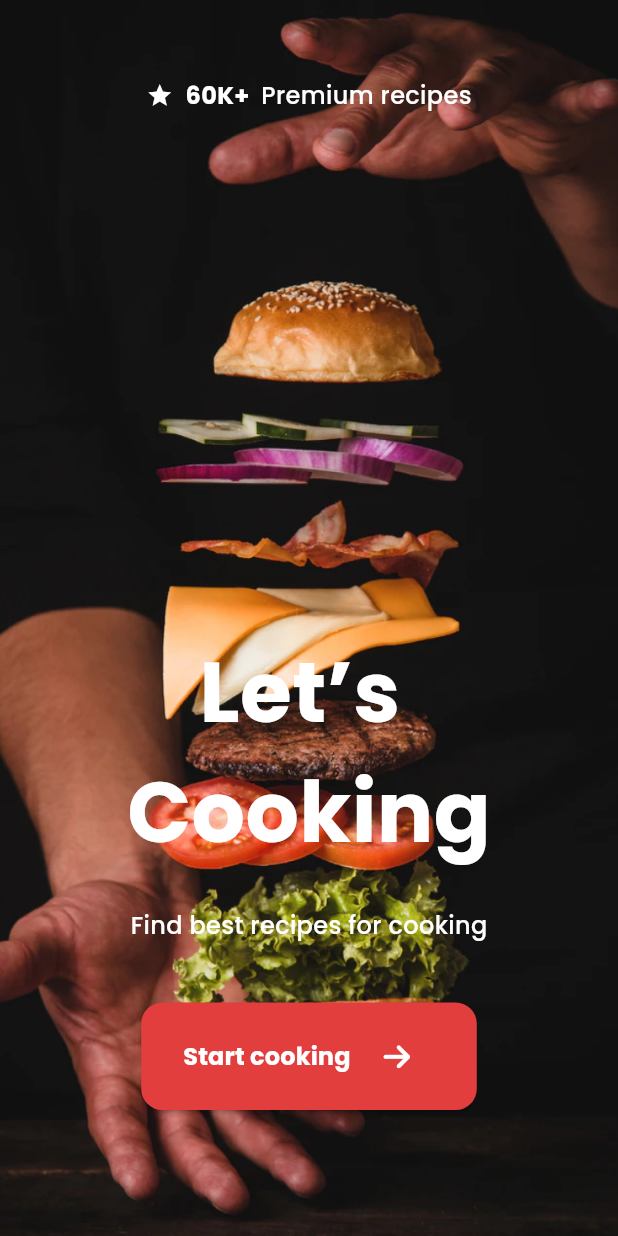
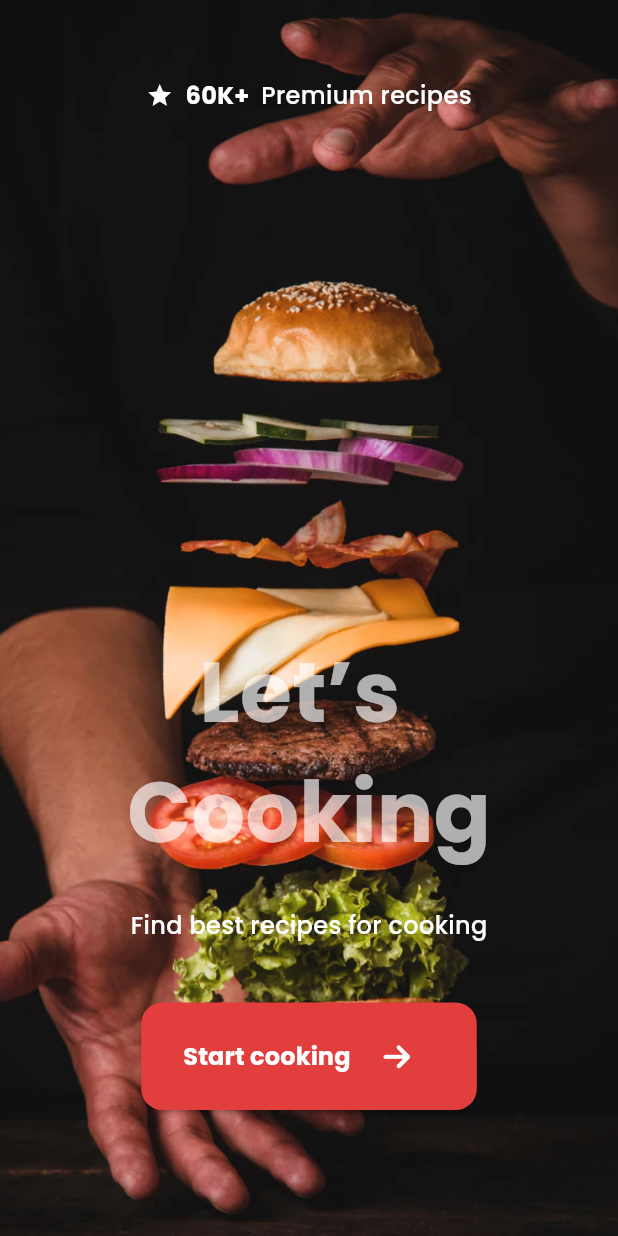
Before and after one commit to HazemAhmed677/reciply-app, a Flutter app: the first screen one second after launch, on a phone screen of 412 x 824 dp. Run offline on Flutter 3.47's test engine with Material 3 defaults, Android fonts, the light colour scheme and no system bars; our stand-ins replace device_preview, font_awesome_flutter, go_router.

Commit message:
add animation to  splash

```diff
--- a/lib/features/splash/presentation/views/splash_view.dart
+++ b/lib/features/splash/presentation/views/splash_view.dart
@@ -1,6 +1,5 @@
 import 'package:flutter/material.dart';
-import 'package:reciply/features/splash/presentation/views/widgets/lets_cooking_word.dart';
-import 'package:reciply/features/splash/presentation/views/widgets/top_of_splash.dart';
+import 'package:reciply/features/splash/presentation/views/widgets/splash_view_body.dart';
 
 class SplashView extends StatelessWidget {
   const SplashView({super.key});
@@ -18,27 +17,7 @@ class SplashView extends StatelessWidget {
       ),
       child: const Scaffold(
         backgroundColor: Colors.transparent,
-        body: Column(
-          mainAxisAlignment: MainAxisAlignment.center,
-          children: [
-            SizedBox(
-              height: 52,
-            ),
-            TopOfSplash(),
-            Expanded(
-              child: SizedBox(
-                height: 32,
-              ),
-            ),
-            Padding(
-              padding: EdgeInsets.only(
-                top: 60.0,
-                bottom: 84,
-              ),
-              child: LetsCooking(),
-            ),
-          ],
-        ),
+        body: SplashViewBody(),
       ),
     );
   }
--- a/lib/features/splash/presentation/views/widgets/lets_cooking_section.dart
+++ b/lib/features/splash/presentation/views/widgets/lets_cooking_section.dart
@@ -9,33 +9,83 @@ class LetsCookingSection extends StatefulWidget {
   State<LetsCookingSection> createState() => _LetsCookingSectionState();
 }
 
-class _LetsCookingSectionState extends State<LetsCookingSection> {
+class _LetsCookingSectionState extends State<LetsCookingSection>
+    with TickerProviderStateMixin {
+  late AnimationController animationController1;
+  late AnimationController animationController2;
+  late Animation<double> fadeAnimation;
+  late Animation<Offset> sliderAnimation;
+
+  @override
+  void initState() {
+    super.initState();
+    initialzeAnimationTools();
+  }
+
   @override
   Widget build(BuildContext context) {
     return Column(
       children: [
-        Text(
+        AnimatedBuilder(
+          animation: fadeAnimation,
+          builder: (BuildContext context, Widget? child) => FadeTransition(
+            opacity: fadeAnimation,
+            child: Text(
               'Let’s ',
               style: AppStyles.semiBold56(context).copyWith(
                 color: AppColors.white,
               ),
             ),
-        Text(
+          ),
+        ),
+        AnimatedBuilder(
+          animation: fadeAnimation,
+          builder: (BuildContext context, Widget? child) => FadeTransition(
+            opacity: fadeAnimation,
+            child: Text(
               'Cooking',
               style: AppStyles.semiBold56(context).copyWith(
                 color: AppColors.white,
               ),
             ),
+          ),
+        ),
         const SizedBox(
           height: 24,
         ),
-        Text(
+        AnimatedBuilder(
+          animation: sliderAnimation,
+          builder: (BuildContext context, Widget? child) => SlideTransition(
+            position: sliderAnimation,
+            child: Text(
               'Find best recipes for cooking',
               style: AppStyles.regular16(context).copyWith(
                 color: AppColors.white,
               ),
             ),
+          ),
+        ),
       ],
     );
   }
+
+  void initialzeAnimationTools() {
+    animationController1 = AnimationController(
+      vsync: this,
+      duration: const Duration(milliseconds: 1200),
+    );
+    animationController2 = AnimationController(
+      vsync: this,
+      duration: const Duration(seconds: 1),
+    );
+    fadeAnimation =
+        Tween<double>(begin: 0, end: 1).animate(animationController1);
+    sliderAnimation = Tween<Offset>(
+      begin: const Offset(0, 10),
+      end: const Offset(0, 0),
+    ).animate(animationController2);
+    animationController1.forward();
+
+    animationController2.fling();
   }
+}
--- /dev/null
+++ b/lib/features/splash/presentation/views/widgets/splash_view_body.dart
@@ -0,0 +1,32 @@
+import 'package:flutter/material.dart';
+import 'package:reciply/features/splash/presentation/views/widgets/lets_cooking_word.dart';
+import 'package:reciply/features/splash/presentation/views/widgets/top_of_splash.dart';
+
+class SplashViewBody extends StatelessWidget {
+  const SplashViewBody({super.key});
+
+  @override
+  Widget build(BuildContext context) {
+    return const Column(
+      mainAxisAlignment: MainAxisAlignment.center,
+      children: [
+        SizedBox(
+          height: 52,
+        ),
+        TopOfSplash(),
+        Expanded(
+          child: SizedBox(
+            height: 32,
+          ),
+        ),
+        Padding(
+          padding: EdgeInsets.only(
+            top: 60.0,
+            bottom: 84,
+          ),
+          child: LetsCooking(),
+        ),
+      ],
+    );
+  }
+}
```
Lines whose indentation alone changed are shown as unchanged.
